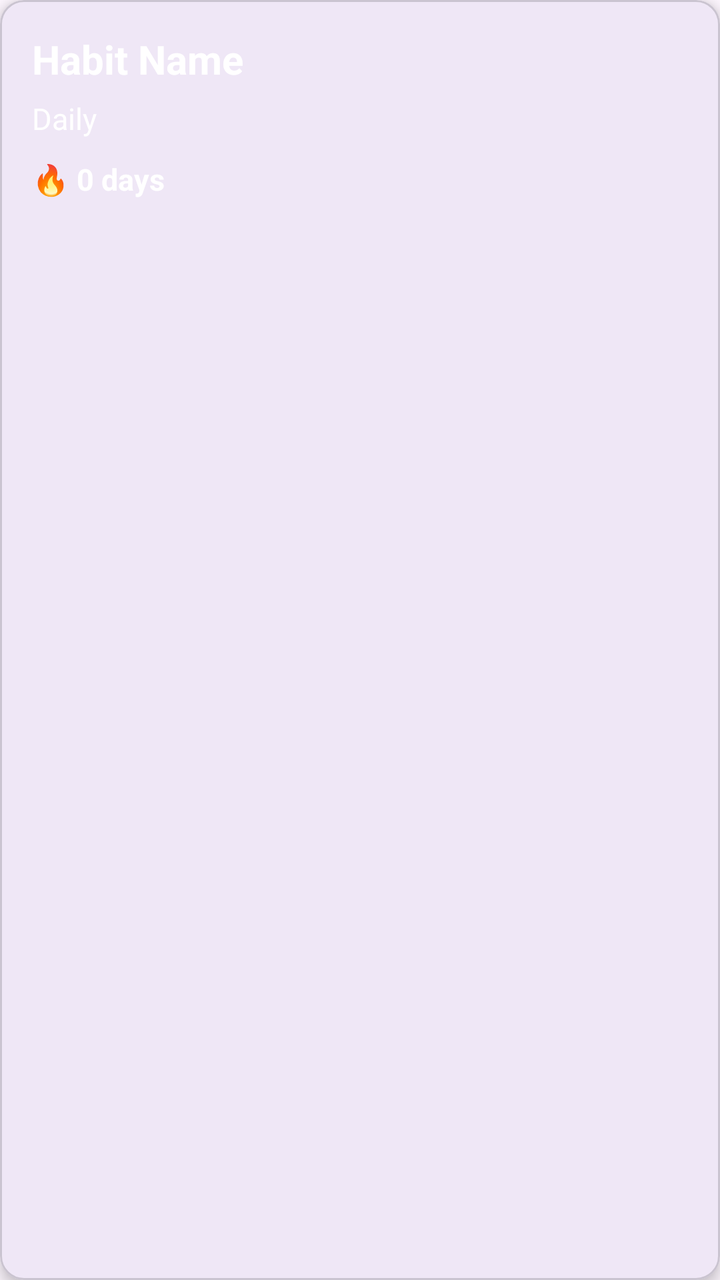
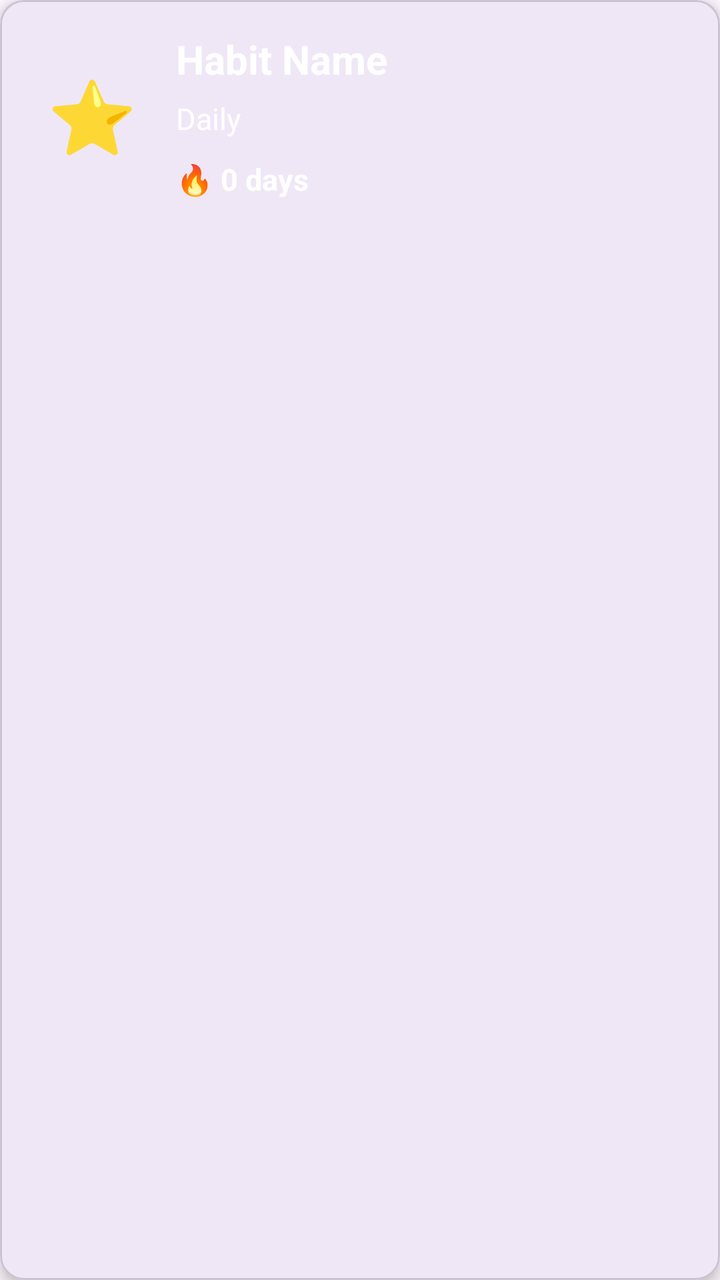

Before-and-after screenshots of an Android layout around one commit, followed by the original layout XML and the change that was made.
<!-- AndroidManifest.xml: application theme Theme.HabitTrackerApp -->
<!-- res/layout/item_habit.xml -->
<?xml version="1.0" encoding="utf-8"?>
<com.google.android.material.card.MaterialCardView
    xmlns:android="http://schemas.android.com/apk/res/android"
    xmlns:app="http://schemas.android.com/apk/res-auto"
    android:id="@+id/habitCard"
    android:layout_width="match_parent"
    android:layout_height="wrap_content"
    android:layout_marginHorizontal="16dp"
    android:layout_marginVertical="8dp"
    app:cardElevation="4dp"
    app:cardCornerRadius="12dp">

    <LinearLayout
        android:layout_width="match_parent"
        android:layout_height="wrap_content"
        android:orientation="vertical"
        android:padding="16dp">

        <TextView
            android:id="@+id/tvHabitName"
            android:layout_width="wrap_content"
            android:layout_height="wrap_content"
            android:text="Habit Name"
            android:textSize="20sp"
            android:textStyle="bold"
            android:textColor="@android:color/white" />

        <TextView
            android:id="@+id/tvHabitFrequency"
            android:layout_width="wrap_content"
            android:layout_height="wrap_content"
            android:layout_marginTop="6dp"
            android:text="Daily"
            android:textSize="15sp"
            android:textColor="@android:color/white" />

        <TextView
            android:id="@+id/tvHabitStreak"
            android:layout_width="wrap_content"
            android:layout_height="wrap_content"
            android:layout_marginTop="10dp"
            android:text="🔥 0 days"
            android:textSize="15sp"
            android:textStyle="bold"
            android:textColor="@android:color/white" />

    </LinearLayout>

</com.google.android.material.card.MaterialCardView>
<!-- resources referenced by this layout -->
<resources>
  <style name="Theme.HabitTrackerApp" parent="Base.Theme.HabitTrackerApp" />
  <style name="Base.Theme.HabitTrackerApp" parent="Theme.Material3.DayNight.NoActionBar">
          
          
      </style>
</resources>

<!-- the commit's change to res/layout/item_habit.xml (unified diff, before → after) -->
@@ -13,36 +13,57 @@
     <LinearLayout
         android:layout_width="match_parent"
         android:layout_height="wrap_content"
-        android:orientation="vertical"
+        android:orientation="horizontal"
+        android:gravity="center_vertical"
         android:padding="16dp">
 
+        
         <TextView
-            android:id="@+id/tvHabitName"
-            android:layout_width="wrap_content"
+            android:id="@+id/tvHabitIcon"
+            android:layout_width="60dp"
+            android:layout_height="60dp"
+            android:gravity="center"
+            android:text="⭐"
+            android:textSize="36sp"
+            android:importantForAccessibility="no" />
+
+        
+        <LinearLayout
+            android:layout_width="0dp"
             android:layout_height="wrap_content"
-            android:text="Habit Name"
-            android:textSize="20sp"
-            android:textStyle="bold"
-            android:textColor="@android:color/white" />
+            android:layout_weight="1"
+            android:orientation="vertical"
+            android:layout_marginStart="12dp">
 
-        <TextView
-            android:id="@+id/tvHabitFrequency"
-            android:layout_width="wrap_content"
-            android:layout_height="wrap_content"
-            android:layout_marginTop="6dp"
-            android:text="Daily"
-            android:textSize="15sp"
-            android:textColor="@android:color/white" />
+            <TextView
+                android:id="@+id/tvHabitName"
+                android:layout_width="wrap_content"
+                android:layout_height="wrap_content"
+                android:text="Habit Name"
+                android:textSize="20sp"
+                android:textStyle="bold"
+                android:textColor="@android:color/white" />
 
-        <TextView
-            android:id="@+id/tvHabitStreak"
-            android:layout_width="wrap_content"
-            android:layout_height="wrap_content"
-            android:layout_marginTop="10dp"
-            android:text="🔥 0 days"
-            android:textSize="15sp"
-            android:textStyle="bold"
-            android:textColor="@android:color/white" />
+            <TextView
+                android:id="@+id/tvHabitFrequency"
+                android:layout_width="wrap_content"
+                android:layout_height="wrap_content"
+                android:layout_marginTop="6dp"
+                android:text="Daily"
+                android:textSize="15sp"
+                android:textColor="@android:color/white" />
+
+            <TextView
+                android:id="@+id/tvHabitStreak"
+                android:layout_width="wrap_content"
+                android:layout_height="wrap_content"
+                android:layout_marginTop="10dp"
+                android:text="🔥 0 days"
+                android:textSize="15sp"
+                android:textStyle="bold"
+                android:textColor="@android:color/white" />
+
+        </LinearLayout>
 
     </LinearLayout>
 
